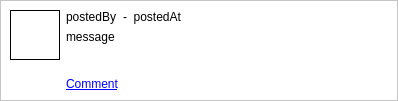
Above: ui/PostItem.ui from dmzdev/stance before the change. Below: the same form after it.
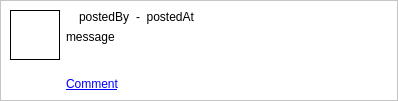
That is the form after the change.

Commit message: Fixed forum post highlighting. Added marker for unread forum posts.

What changed in the file:
```diff
--- a/ui/PostItem.ui
+++ b/ui/PostItem.ui
@@ -152,6 +152,13 @@
       </item>
       <item row="0" column="1">
        <layout class="QHBoxLayout" name="horizontalLayout">
+        <item>
+         <widget class="QLabel" name="unreadLabel">
+          <property name="text">
+           <string/>
+          </property>
+         </widget>
+        </item>
         <item>
          <widget class="QLabel" name="postedByLabel">
           <property name="text">
```
The commit also changes 3 other files.
